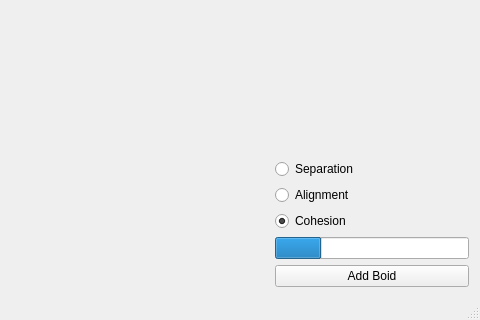
This is mainwindow.ui in shreshthtuli/FlockSim as Qt 5 draws it before an edit; both pictures show x 320 to 800 and y 280 to 600 of the 800 by 600 pixel window. The edited form follows.
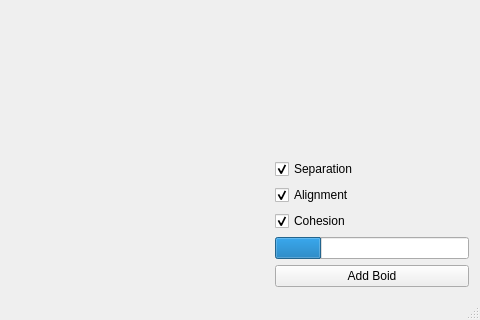
This is the edited form. Custom widgets are drawn as their Qt base class.

```diff
--- a/mainwindow.ui
+++ b/mainwindow.ui
@@ -259,27 +259,27 @@
        </spacer>
       </item>
       <item>
-       <widget class="QRadioButton" name="sep">
+       <widget class="QCheckBox" name="sep">
         <property name="text">
          <string>Separation</string>
         </property>
         <property name="checked">
-         <bool>false</bool>
+         <bool>true</bool>
         </property>
        </widget>
       </item>
       <item>
-       <widget class="QRadioButton" name="align">
+       <widget class="QCheckBox" name="align">
         <property name="text">
          <string>Alignment</string>
         </property>
         <property name="checked">
-         <bool>false</bool>
+         <bool>true</bool>
         </property>
        </widget>
       </item>
       <item>
-       <widget class="QRadioButton" name="coh">
+       <widget class="QCheckBox" name="coh">
         <property name="text">
          <string>Cohesion</string>
         </property>
```
